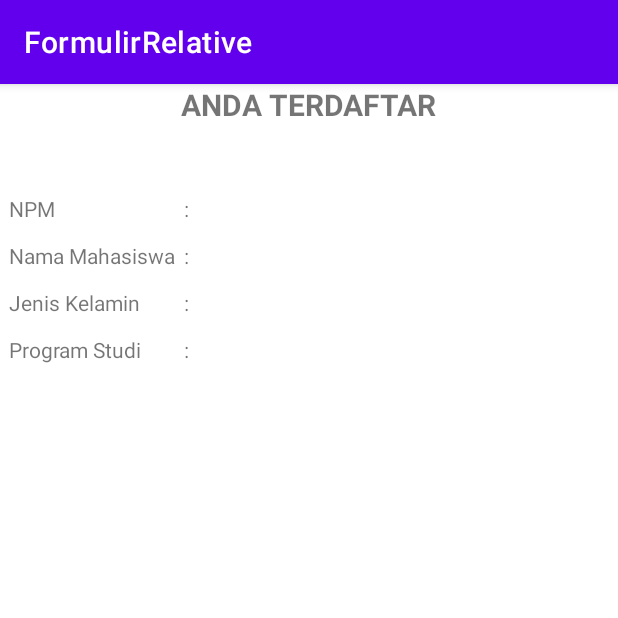
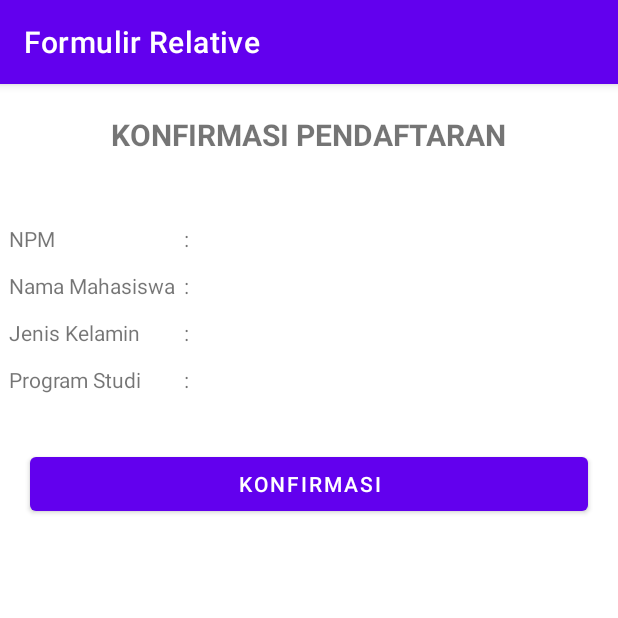
Before and after one commit to HeyNikoReal/FormulirRelative, an Android app: the ResultActivity screen opened directly, with no data from a screen before it, on a phone screen of 412 x 824 dp, the top half of it. Run offline under Robolectric (Android 15) with nearby library versions, the phone set to English and light mode, and no system bars.

Commit message:
FormulirRelative

```diff
--- a/app/src/main/AndroidManifest.xml
+++ b/app/src/main/AndroidManifest.xml
@@ -13,6 +13,7 @@
         android:supportsRtl="true"
         android:theme="@style/Theme.FormulirRelative"
         tools:targetApi="31">
+
         <activity
             android:name=".MainActivity"
             android:exported="true">
--- a/app/src/main/res/layout/activity_result.xml
+++ b/app/src/main/res/layout/activity_result.xml
@@ -10,11 +10,11 @@
         android:id="@+id/tv_judul"
         android:layout_width="wrap_content"
         android:layout_height="wrap_content"
-        android:text="ANDA TERDAFTAR"
         android:layout_centerHorizontal="true"
+        android:layout_marginTop="20dp"
+        android:text="KONFIRMASI PENDAFTARAN"
         android:textSize="20sp"
-        android:textStyle="bold"
-        />
+        android:textStyle="bold" />
 
     <TableLayout
         android:id="@+id/tb_formulir"
@@ -24,53 +24,71 @@
         android:layout_marginTop="40dp">
 
         <TableRow android:padding="6dp">
+
+            <TextView android:text="NPM" />
+
             <TextView
-                android:text="NPM"/>
-            <TextView
-                android:text=":"
                 android:layout_marginLeft="6dp"
-                android:layout_marginRight="6dp"/>
+                android:layout_marginRight="6dp"
+                android:text=":" />
+
             <TextView
                 android:id="@+id/tv_npm"
-                android:text="Isi NPM"/>
+                android:text="Isi NPM" />
         </TableRow>
 
         <TableRow android:padding="6dp">
+
+            <TextView android:text="Nama Mahasiswa" />
+
             <TextView
-                android:text="Nama Mahasiswa"/>
-            <TextView
-                android:text=":"
                 android:layout_marginLeft="6dp"
-                android:layout_marginRight="6dp"/>
+                android:layout_marginRight="6dp"
+                android:text=":" />
+
             <TextView
                 android:id="@+id/tv_nama"
-                android:text="Isi Nama Mahasiswa"/>
+                android:text="Isi Nama Mahasiswa" />
         </TableRow>
 
         <TableRow android:padding="6dp">
+
+            <TextView android:text="Jenis Kelamin" />
+
             <TextView
-                android:text="Jenis Kelamin"/>
-            <TextView
-                android:text=":"
                 android:layout_marginLeft="6dp"
-                android:layout_marginRight="6dp"/>
+                android:layout_marginRight="6dp"
+                android:text=":" />
+
             <TextView
                 android:id="@+id/tv_jk"
-                android:text="Isi Jenis Kelamin"/>
+                android:text="Isi Jenis Kelamin" />
         </TableRow>
 
         <TableRow android:padding="6dp">
+
+            <TextView android:text="Program Studi" />
+
             <TextView
-                android:text="Program Studi"/>
-            <TextView
-                android:text=":"
                 android:layout_marginLeft="6dp"
-                android:layout_marginRight="6dp"/>
+                android:layout_marginRight="6dp"
+                android:text=":" />
+
             <TextView
                 android:id="@+id/tv_prodi"
-                android:text="Isi Program Studi"/>
+                android:text="Isi Program Studi" />
         </TableRow>
+
+
+        <Button
+            android:id="@+id/btn_konfirm"
+            android:layout_width="match_parent"
+            android:layout_height="wrap_content"
+            android:layout_marginHorizontal="20dp"
+            android:layout_marginTop="30dp"
+            android:text="KONFIRMASI" />
 
     </TableLayout>
 
+
 </RelativeLayout>
--- a/app/src/main/res/values/strings.xml
+++ b/app/src/main/res/values/strings.xml
@@ -1,5 +1,5 @@
 <resources>
-    <string name="app_name">FormulirRelative</string>
+    <string name="app_name">Formulir Relative</string>
     <string-array name="arr_prodi">
         <item>Informatika</item>
         <item>Manajemen</item>
```
Also changed, not shown: app/src/main/java/com/mdp/formulirrelative/MainActivity.java (+19 -11 lines), app/src/main/java/com/mdp/formulirrelative/ResultActivity.java (+35 -0 lines), app/src/main/res/layout/activity_main.xml (+17 -28 lines).
